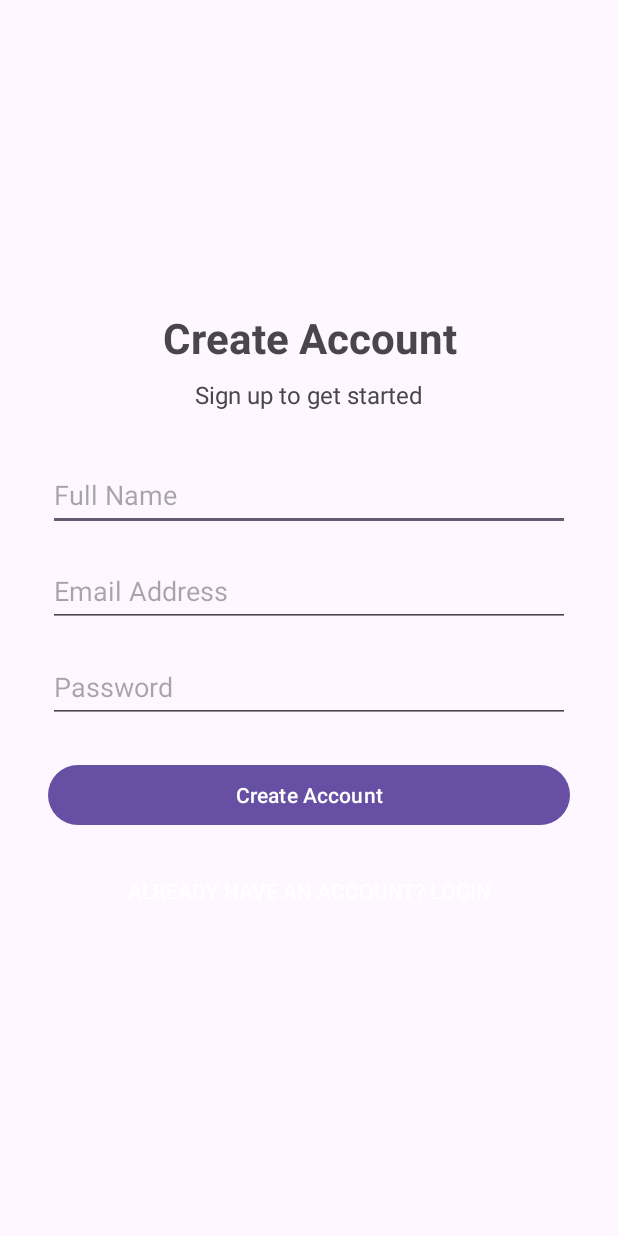
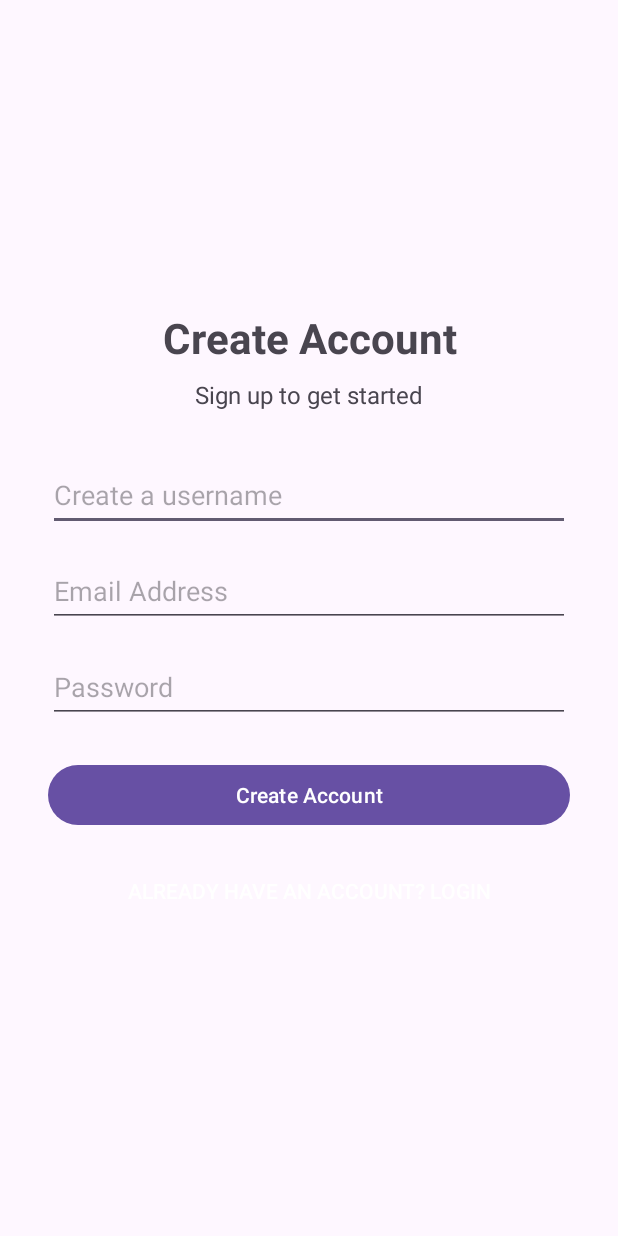
Before and after one commit to WillGusackov/PlaceMarkDemo-lab1, an Android app: the SignInActivity screen opened directly, with no data from a screen before it, on a phone screen of 412 x 824 dp. Run offline under Robolectric (Android 15) with nearby library versions, the phone set to English and light mode, and no system bars; our stand-ins replace Timber.

Commit message:
layout username string

```diff
--- a/assgn1app/app/src/main/res/layout/signin_screen.xml
+++ b/assgn1app/app/src/main/res/layout/signin_screen.xml
@@ -33,7 +33,7 @@
             android:textColor="?android:attr/textColorSecondary" />
 
         <EditText
-            android:id="@+id/nameInput"
+            android:id="@+id/userName"
             android:layout_width="match_parent"
             android:layout_height="wrap_content"
             android:layout_marginBottom="16dp"
--- a/assgn1app/app/src/main/res/values/strings.xml
+++ b/assgn1app/app/src/main/res/values/strings.xml
@@ -66,7 +66,7 @@
     <string name="signin_or_login_subtitle">Choose how you would like to proceed</string>
     <string name="signup_title">Create Account</string>
     <string name="signup_subtitle">Sign up to get started</string>
-    <string name="hint_name">Full Name</string>
+    <string name="hint_name">Create a username</string>
     <string name="hint_email">Email Address</string>
     <string name="btn_create_account">Create Account</string>
     <string name="btn_already_have_account">Already have an account? Login</string>
```
